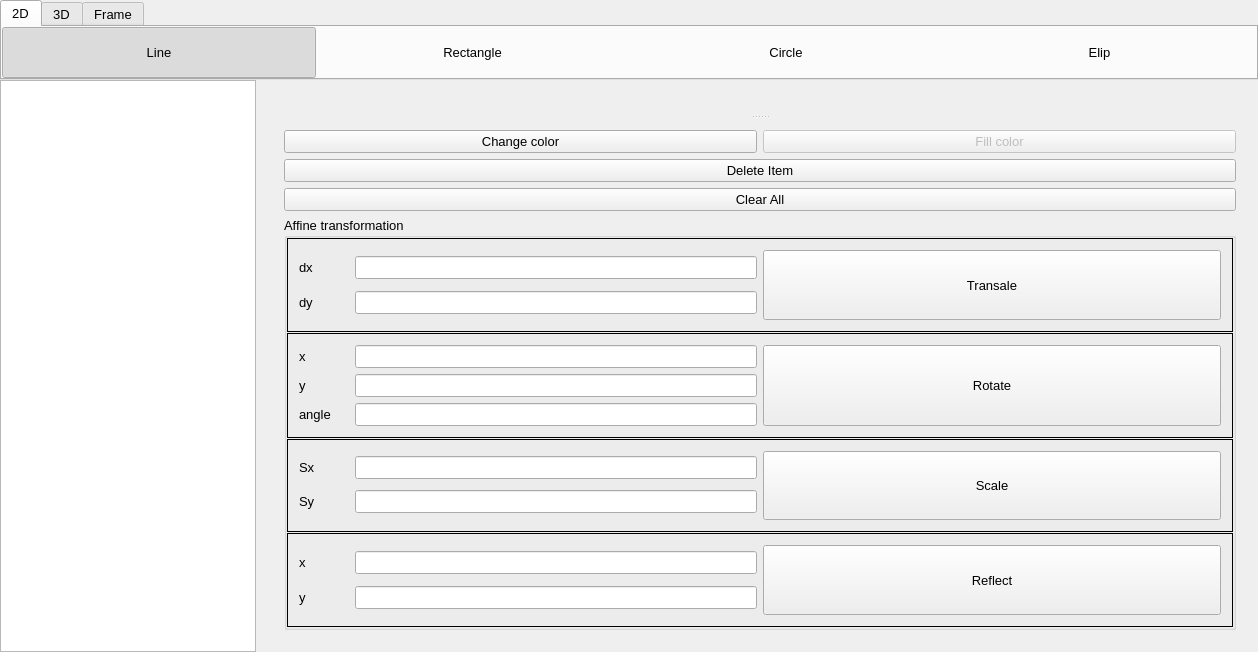
Before: the Qt Designer form window.ui in giahuyng98/computer-graphics, drawn with Qt 5.
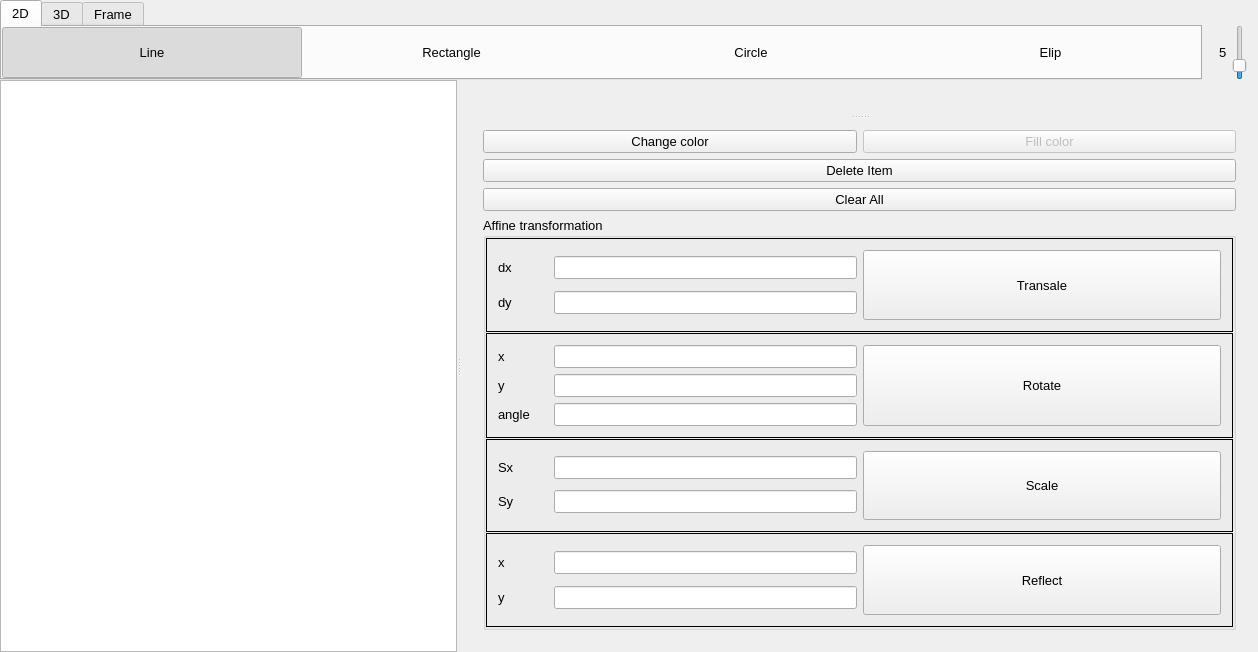
After: the same form once the commit is applied.

```diff
--- a/window.ui
+++ b/window.ui
@@ -54,9 +54,11 @@
      <number>0</number>
     </property>
     <item>
+     <layout class="QHBoxLayout" name="horizontalLayout">
+      <item>
      <widget class="QTabWidget" name="tabWidget">
       <property name="sizePolicy">
-       <sizepolicy hsizetype="Minimum" vsizetype="Preferred">
+         <sizepolicy hsizetype="Preferred" vsizetype="Preferred">
         <horstretch>0</horstretch>
         <verstretch>0</verstretch>
        </sizepolicy>
@@ -302,8 +304,77 @@
      </widget>
     </item>
     <item>
-     <layout class="QHBoxLayout" name="horizontalLayout">
+       <widget class="QFrame" name="horizontalFrame">
+        <property name="sizePolicy">
+         <sizepolicy hsizetype="Preferred" vsizetype="Preferred">
+          <horstretch>0</horstretch>
+          <verstretch>0</verstretch>
+         </sizepolicy>
+        </property>
+        <property name="maximumSize">
+         <size>
+          <width>50</width>
+          <height>16777215</height>
+         </size>
+        </property>
+        <layout class="QHBoxLayout" name="horizontalLayout_11">
+         <property name="spacing">
+          <number>0</number>
+         </property>
+         <property name="topMargin">
+          <number>25</number>
+         </property>
+         <property name="bottomMargin">
+          <number>0</number>
+         </property>
       <item>
+          <widget class="QLabel" name="thicknessLabel">
+           <property name="text">
+            <string>5</string>
+           </property>
+          </widget>
+         </item>
+         <item>
+          <widget class="QSlider" name="verticalSlider">
+           <property name="sizePolicy">
+            <sizepolicy hsizetype="Preferred" vsizetype="Preferred">
+             <horstretch>0</horstretch>
+             <verstretch>0</verstretch>
+            </sizepolicy>
+           </property>
+           <property name="maximumSize">
+            <size>
+             <width>20</width>
+             <height>16777215</height>
+            </size>
+           </property>
+           <property name="minimum">
+            <number>2</number>
+           </property>
+           <property name="maximum">
+            <number>20</number>
+           </property>
+           <property name="pageStep">
+            <number>2</number>
+           </property>
+           <property name="value">
+            <number>5</number>
+           </property>
+           <property name="orientation">
+            <enum>Qt::Vertical</enum>
+           </property>
+          </widget>
+         </item>
+        </layout>
+       </widget>
+      </item>
+     </layout>
+    </item>
+    <item>
+     <widget class="QSplitter" name="splitter_2">
+      <property name="orientation">
+       <enum>Qt::Horizontal</enum>
+      </property>
        <widget class="QGraphicsView" name="graphicsView">
         <property name="sizePolicy">
          <sizepolicy hsizetype="Preferred" vsizetype="Preferred">
@@ -330,8 +401,6 @@
          </size>
         </property>
        </widget>
-      </item>
-      <item>
        <widget class="QStackedWidget" name="stackedWidget">
         <property name="minimumSize">
          <size>
@@ -1113,8 +1182,7 @@
          </layout>
         </widget>
        </widget>
-      </item>
-     </layout>
+     </widget>
     </item>
    </layout>
   </widget>
```
Left out of the diff: 2 changed lines with no effect on the pictures. Lines whose indentation alone changed are shown as unchanged.
